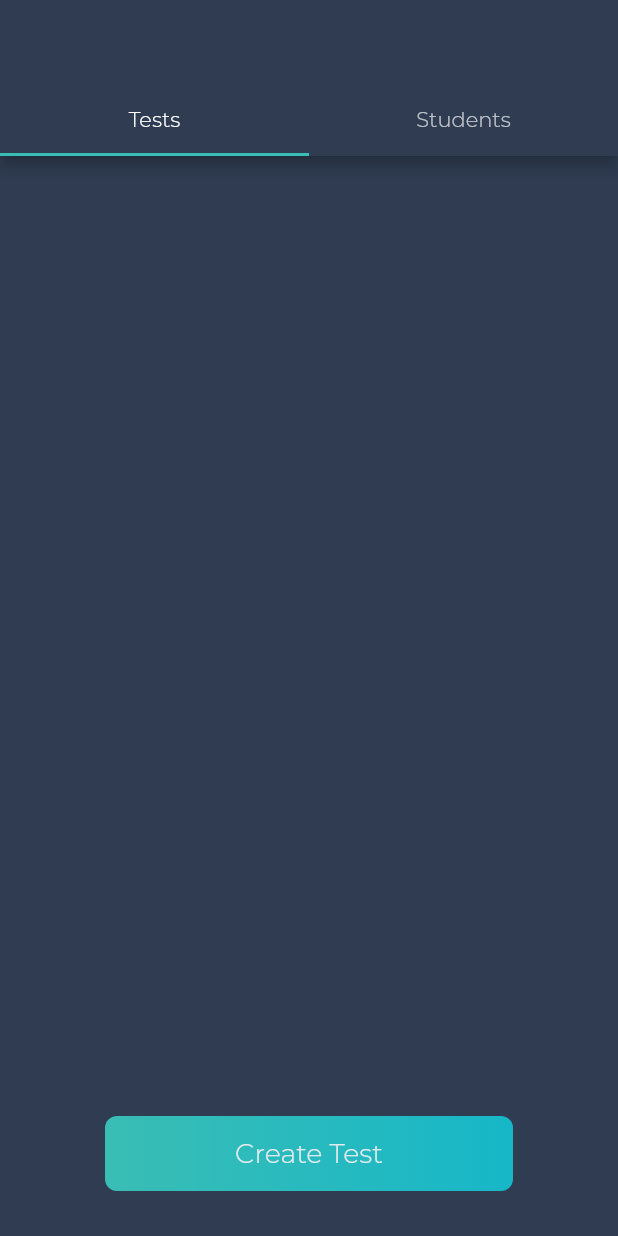
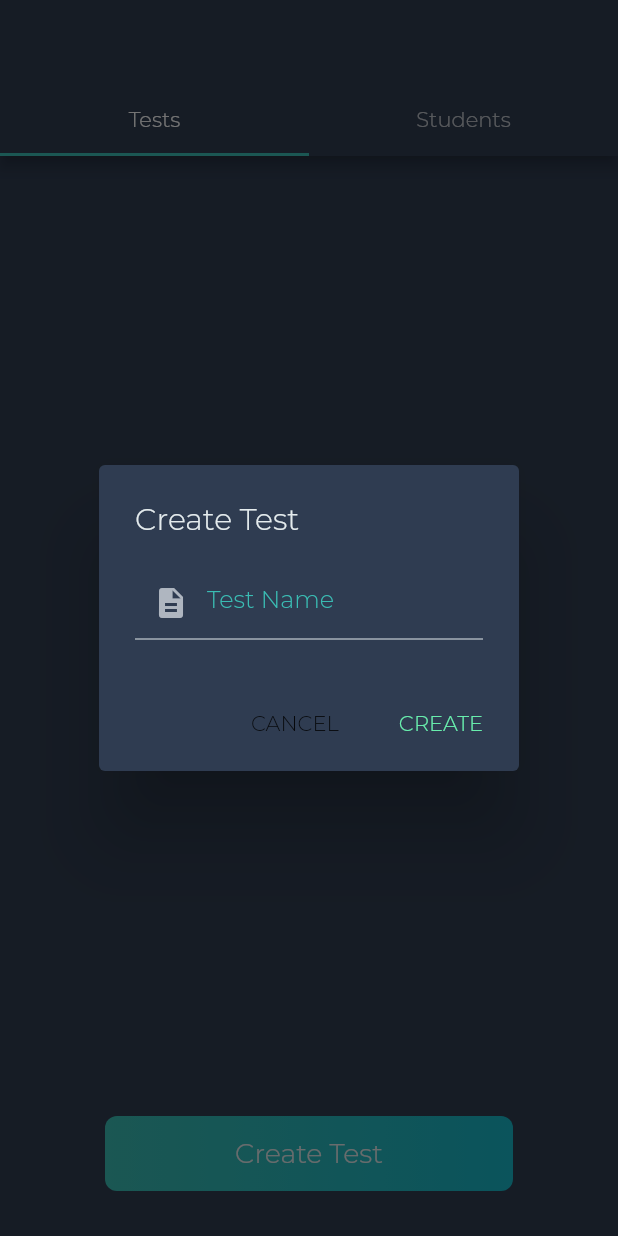
Before and after one commit to AndresGutierrez01/ScanIt, a Flutter app: the Class screen opened directly with empty values, after a tap on "Create Test", on a phone screen of 412 x 824 dp. Run offline on Flutter 3.47's test engine with Material 2 defaults, Android fonts, the phone set to English and light mode, and no system bars; our stand-ins replace cloud_firestore, firebase_auth, flutter_colorpicker, flutter_slidable, flutter_spinkit; accounts and stored records are empty.

Commit message:
created createTestForm

```diff
--- a/MobileApp/scanit/lib/pages/Class.dart
+++ b/MobileApp/scanit/lib/pages/Class.dart
@@ -5,6 +5,7 @@ import 'package:scanit/utilites/FirestoreStreams.dart';
 import 'package:scanit/utilites/FirestoreTasks.dart';
 import 'package:scanit/widgets/AddStudentForm.dart';
 import 'package:scanit/widgets/CenterLoad.dart';
+import 'package:scanit/widgets/CreateTestForm.dart';
 import 'package:scanit/widgets/EditStudentForm.dart';
 import 'package:scanit/widgets/FormButton.dart';
 import 'package:scanit/widgets/StudentTile.dart';
@@ -26,6 +27,7 @@ class _ClassState extends State<Class> {
   final TextEditingController studentName = TextEditingController(text: "");
   final TextEditingController studentId = TextEditingController(text: "");
   final TextEditingController studentEmail = TextEditingController(text: "");
+  final TextEditingController testName = TextEditingController(text: "");
 
   addStudentDialog() {
     clearControllers();
@@ -79,6 +81,24 @@ class _ClassState extends State<Class> {
     FirestoreTasks.deleteStudent(widget.id, id);
   }
 
+  createTestDialog(){
+    clearControllers();
+    showDialog<void>(
+      barrierDismissible: false,
+      context: context,
+      builder: (BuildContext context) {
+        return CreateTestForm(
+          nameCtr: testName,
+          onCreate: createTest,
+        );
+      },
+    );
+  }
+
+  createTest(){
+    Navigator.of(context).pop();
+  }
+
   clearControllers() {
     studentName.clear();
     studentId.clear();
@@ -116,7 +136,7 @@ class _ClassState extends State<Class> {
                   Text(""),
                   FormButton(
                     text: ("Create Test"),
-                    onTap: () => {},
+                    onTap: createTestDialog,
                   )
                 ],
               ),
--- /dev/null
+++ b/MobileApp/scanit/lib/widgets/CreateTestForm.dart
@@ -0,0 +1,60 @@
+import 'package:flutter/material.dart';
+import 'package:scanit/utilites/AppColors.dart';
+
+class CreateTestForm extends StatelessWidget {
+  final TextEditingController nameCtr;
+  final VoidCallback onCreate;
+  CreateTestForm({
+      @required this.nameCtr,
+      @required this.onCreate,
+    });
+
+  @override
+  Widget build(BuildContext context) {
+    return AlertDialog(
+      backgroundColor: AppColors.background,
+      title: Text(
+        'Create Test',
+        style: TextStyle(color: AppColors.white),
+      ),
+      content: SingleChildScrollView(
+        child: Container(
+          decoration: BoxDecoration(borderRadius: BorderRadius.circular(10)),
+          child: Column(
+            children: <Widget>[
+              TextField(
+                controller: nameCtr,
+                style: TextStyle(color: AppColors.aqua),
+                decoration: InputDecoration(
+                    prefixIcon: Icon(Icons.description, color: AppColors.gray),
+                    hintText: "Test Name",
+                    hintStyle: TextStyle(color: AppColors.aqua),
+                    border: InputBorder.none),
+              ),
+              Divider(
+                color: AppColors.white,
+                height: 0,
+              ),
+
+            ],
+          ),
+        ),
+      ),
+      actions: <Widget>[
+        FlatButton(
+          child: const Text('CANCEL'),
+          onPressed: () {
+            Navigator.of(context).pop();
+          },
+        ),
+        FlatButton(
+          child: Text(
+            'CREATE',
+            style: TextStyle(color: Colors.greenAccent),
+          ),
+          onPressed: onCreate,
+        )
+      ],
+    );
+  }
+}
```
Also changed, not shown: MobileApp/scanit/pubspec.lock.
